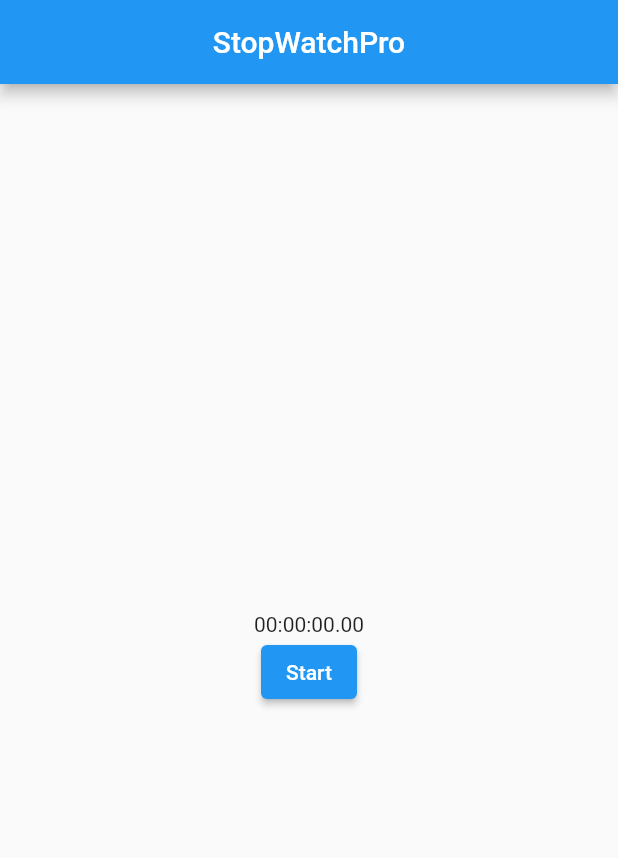
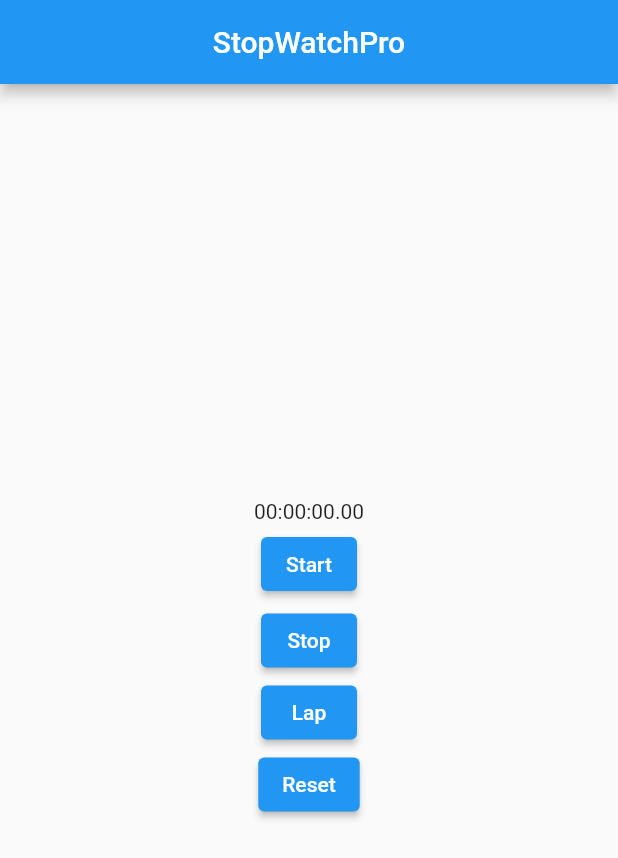
Before and after one commit to ChiriacCatalin/TPPM, a Flutter app: the screen it shows after launch, on a phone screen of 412 x 824 dp. Shown: the top 858 px of the screen. Run offline on Flutter 3.47's test engine with Material 2 defaults, Android fonts, the phone set to English and light mode, and no system bars; our stand-ins replace stop_watch_timer.

Commit message:
al buttons basic

```diff
--- a/stopwatch/lib/main.dart
+++ b/stopwatch/lib/main.dart
@@ -45,11 +45,28 @@ class MyAppState extends State<MyApp> {
                     StopWatchTimer.getDisplayTime(value, hours: true);
                 return Text(displayTime); //add style
               }),
+          Padding(
+              padding: EdgeInsets.symmetric(vertical: 3),
+              child: ElevatedButton(
+                  onPressed: () {
+                    _stopWatchTimer.onExecute.add(StopWatchExecute.start);
+                  },
+                  child: Text('Start'))),
           ElevatedButton(
               onPressed: () {
-                _stopWatchTimer.onExecute.add(StopWatchExecute.start);
+                _stopWatchTimer.onExecute.add(StopWatchExecute.stop);
               },
-              child: Text('Start'))
+              child: Text('Stop')),
+          ElevatedButton(
+              onPressed: () {
+                _stopWatchTimer.onExecute.add(StopWatchExecute.lap);
+              },
+              child: Text('Lap')),
+          ElevatedButton(
+              onPressed: () {
+                _stopWatchTimer.onExecute.add(StopWatchExecute.reset);
+              },
+              child: Text('Reset'))
         ]));
   }
 
```
Also changed, not shown: 1 other file.
